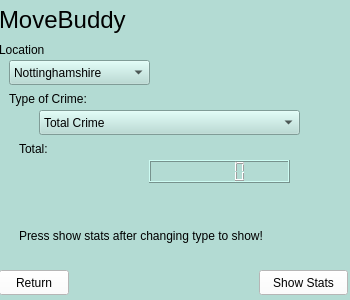
Qt form ui/crimestatsmain.ui (rydooper/Practical-Project-Management---MoveBuddy) before a commit.
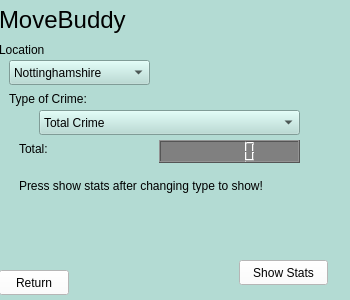
The same form after that commit.

What changed in the file:
```diff
--- a/ui/crimestatsmain.ui
+++ b/ui/crimestatsmain.ui
@@ -182,7 +182,7 @@
      <property name="geometry">
       <rect>
        <x>20</x>
-       <y>220</y>
+       <y>170</y>
        <width>331</width>
        <height>31</height>
       </rect>
@@ -194,8 +194,8 @@
     <widget class="QPushButton" name="showStatsButton">
      <property name="geometry">
       <rect>
-       <x>260</x>
-       <y>270</y>
+       <x>240</x>
+       <y>260</y>
        <width>89</width>
        <height>25</height>
       </rect>
@@ -210,12 +210,15 @@
     <widget class="QLCDNumber" name="LCDNum">
      <property name="geometry">
       <rect>
-       <x>150</x>
-       <y>160</y>
+       <x>160</x>
+       <y>140</y>
        <width>141</width>
        <height>23</height>
       </rect>
      </property>
+     <property name="styleSheet">
+      <string notr="true">background: grey;</string>
+     </property>
     </widget>
     <zorder>background</zorder>
     <zorder>returnButton</zorder>
```
Left out of the diff: 5 changed lines with no effect on the pictures.
